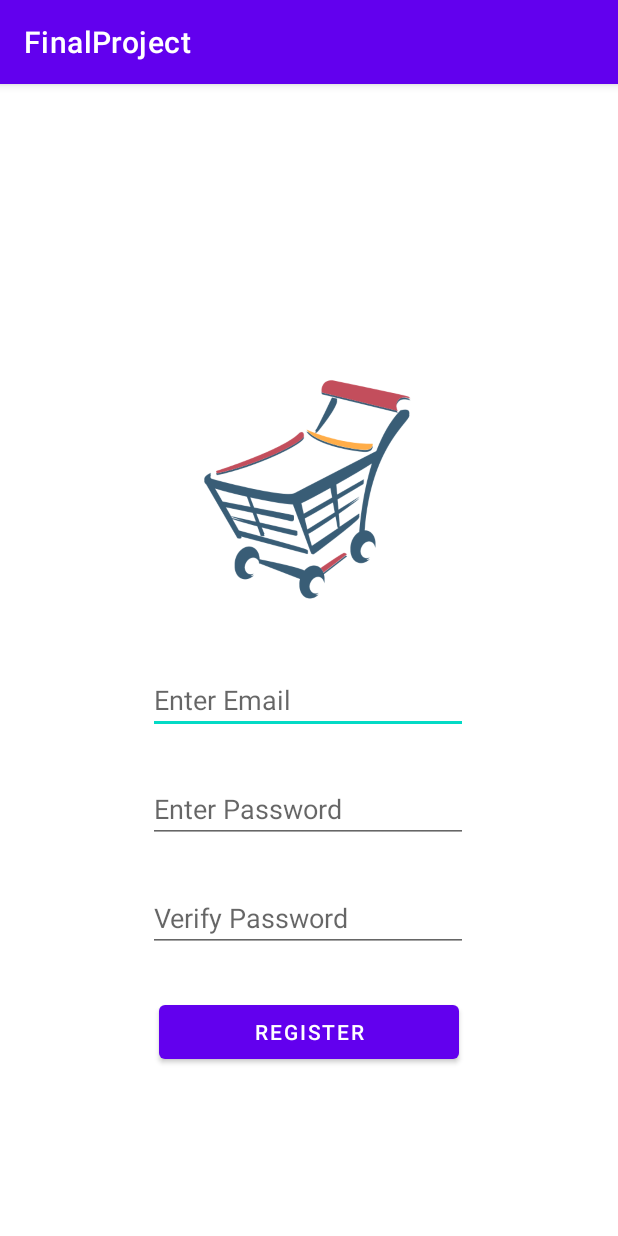
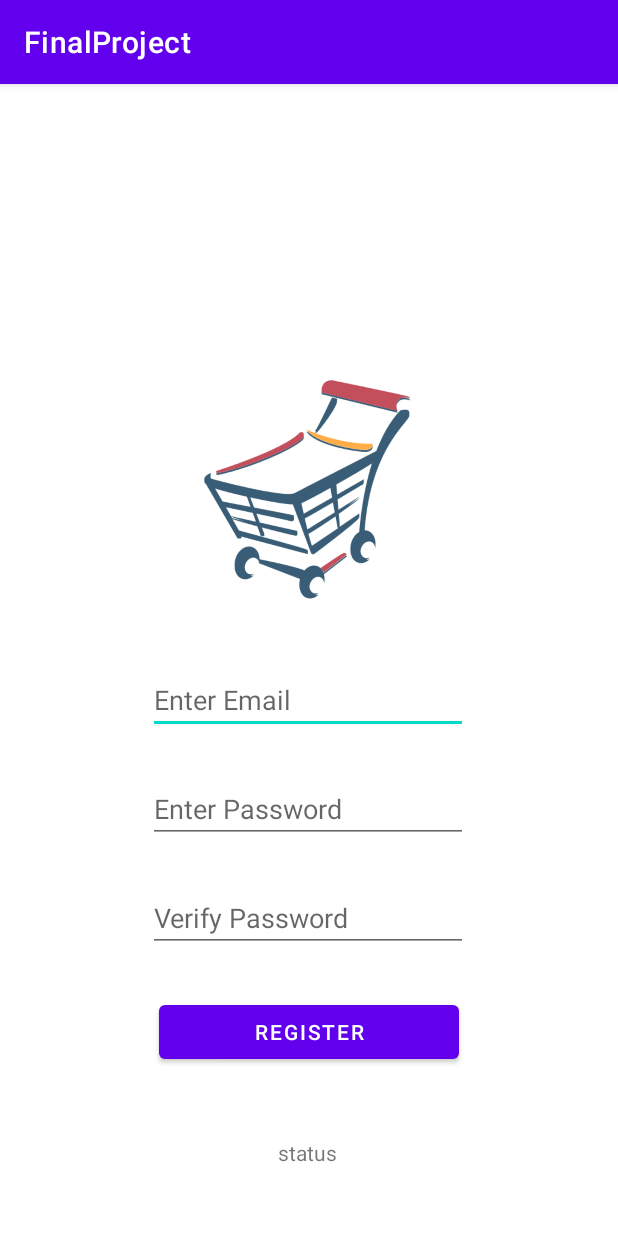
Before and after one commit to byulzary/finalProject, an Android app: the screen it shows after launch (RegisterActivity), after a tap on "REGISTER", on a phone screen of 412 x 824 dp. Run offline under Robolectric (Android 15) with nearby library versions, the phone set to English and light mode, and no system bars; 1 statement that could not run was skipped.

```diff
--- a/app/src/main/java/com/example/finalproject/MainActivity.java
+++ b/app/src/main/java/com/example/finalproject/MainActivity.java
@@ -7,29 +7,42 @@ import android.content.Intent;
 import android.os.Bundle;
 import android.view.View;
 import android.widget.Button;
+import android.widget.EditText;
+
+import java.sql.Connection;
 
 public class MainActivity extends AppCompatActivity implements View.OnClickListener {
 
+
     private Button registerButton, loginButton;
+    EditText emailLogin, passwordLogin;
 
     @SuppressLint("ResourceType")
     @Override
     protected void onCreate(Bundle savedInstanceState) {
         super.onCreate(savedInstanceState);
         setContentView(R.layout.activity_main);
-        loginButton=findViewById(R.layout.activity_menu);
-        registerButton=findViewById(R.layout.activity_register);
+        loginButton = findViewById(R.layout.activity_menu);
+        registerButton = findViewById(R.layout.activity_register);
+        emailLogin = findViewById(R.id.editEmail);
+        passwordLogin = findViewById(R.id.editPassword);
     }
 
     @Override
     public void onClick(View view) {
-        switch (view.getId()){
+        switch (view.getId()) {
             case R.id.buttonRegister:
                 startActivity(new Intent(this, RegisterActivity.class));
                 break;
             case R.id.buttonLogin:
+                int status = loginTry(emailLogin, passwordLogin);
                 startActivity(new Intent(this, MenuActivity.class));
                 break;
         }
     }
+
+    private int loginTry(EditText emailLogin, EditText passwordLogin) {
+
+        return 0;
+    }
 }
--- a/app/src/main/res/layout/activity_register.xml
+++ b/app/src/main/res/layout/activity_register.xml
@@ -63,4 +63,15 @@
         app:layout_constraintEnd_toEndOf="@+id/registerImageView"
         app:layout_constraintStart_toStartOf="@+id/registerImageView"
         app:layout_constraintTop_toBottomOf="@+id/registerImageView" />
+
+    <TextView
+        android:id="@+id/statusTextView"
+        android:layout_width="wrap_content"
+        android:layout_height="wrap_content"
+        android:text="status"
+        app:layout_constraintBottom_toBottomOf="parent"
+        app:layout_constraintEnd_toEndOf="parent"
+        app:layout_constraintHorizontal_bias="0.498"
+        app:layout_constraintStart_toStartOf="parent"
+        app:layout_constraintTop_toBottomOf="@+id/buttonFinishReg" />
 </androidx.constraintlayout.widget.ConstraintLayout>
```
Also changed, not shown: app/src/main/java/com/example/finalproject/Connection/ConnectionClass.java (added, +9 -0 lines), app/src/main/java/com/example/finalproject/RegisterActivity.java (+87 -7 lines).
